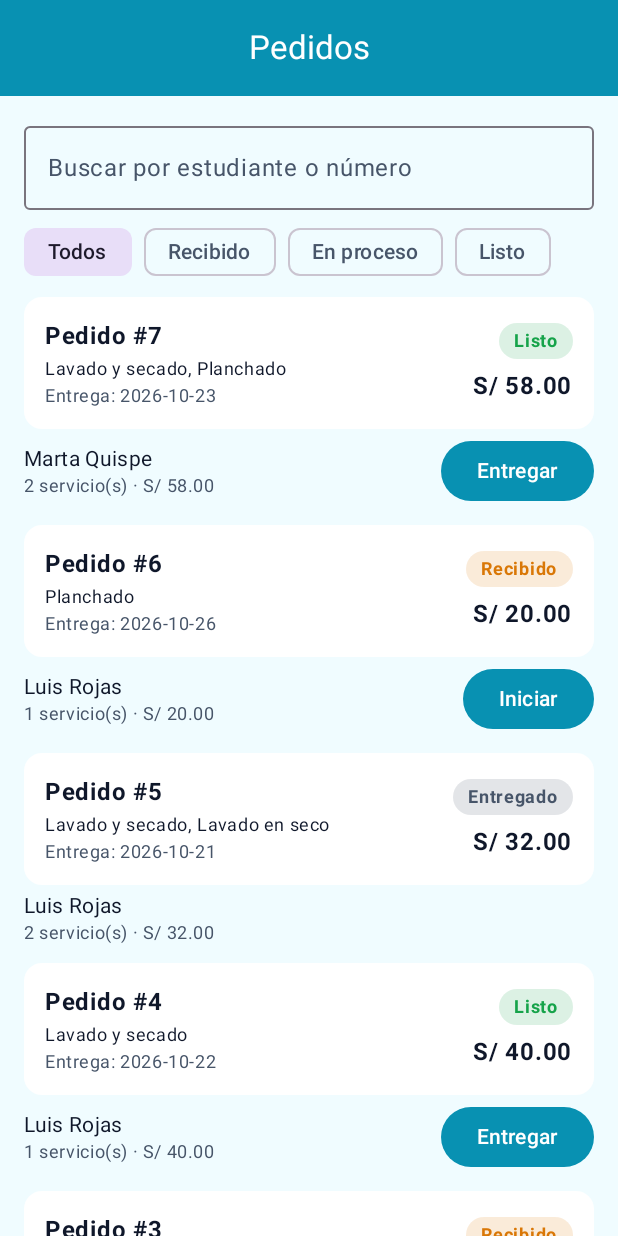
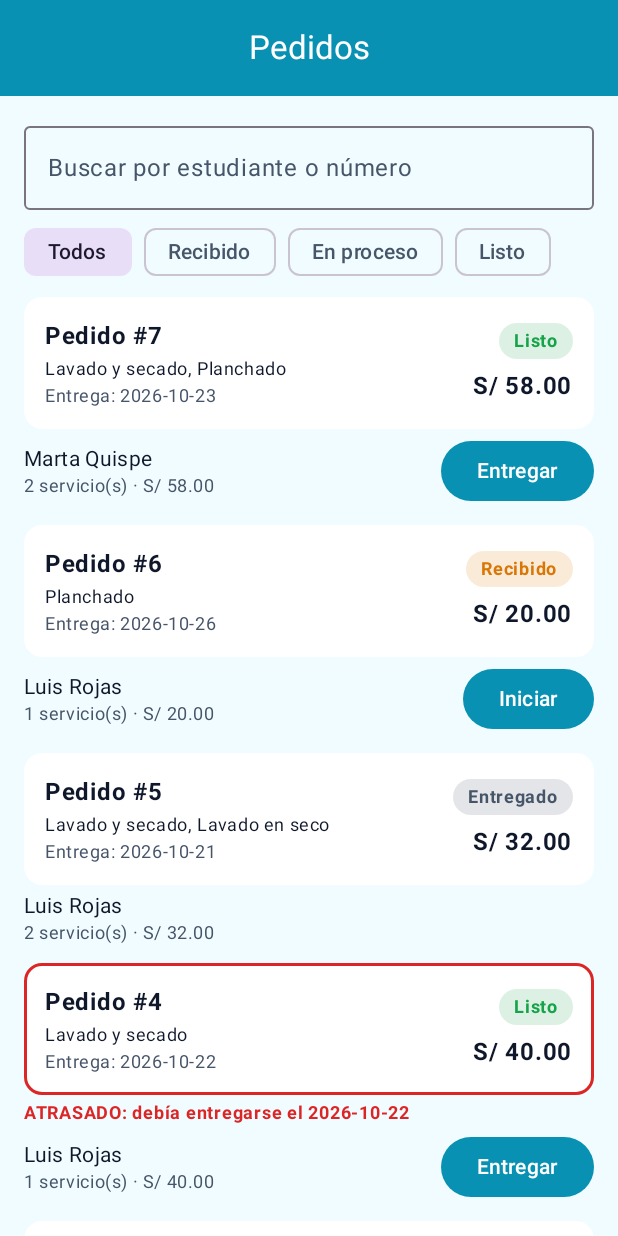
Before and after one commit to PedroJrSuarez/Programacion-en-Moviles, an Android app built with Jetpack Compose: the BandejaScreen screen opened through its navigation route, scrolled down 442 dp, on a phone screen of 412 x 824 dp. Run offline under Robolectric (Android 15) with nearby library versions, the light colour scheme and no system bars; our stand-ins replace Room's generated code.

Commit message:
ia: agrega pedidos atrasados en la bandeja

```diff
--- a/Laboratorio 09/app/src/main/java/com/suarez/lavacampus/data/repository/LavaRepository.kt
+++ b/Laboratorio 09/app/src/main/java/com/suarez/lavacampus/data/repository/LavaRepository.kt
@@ -42,4 +42,7 @@ interface LavaRepository {
     fun observarCantidadPorEstado(estado: EstadoPedido): Flow<Int>
     fun observarIngresosDesde(fechaInicio: String): Flow<Double>
     fun observarIngresosPorServicio(fechaInicio: String): Flow<List<IngresoServicio>>
+
+    // Pedidos atrasados (Mejora IA): ids de pedidos con fechaEntrega < hoy y no finalizados
+    fun observarIdsAtrasados(hoy: String): Flow<List<Int>>
 }
--- a/Laboratorio 09/app/src/main/java/com/suarez/lavacampus/data/repository/LavaRepositoryRoom.kt
+++ b/Laboratorio 09/app/src/main/java/com/suarez/lavacampus/data/repository/LavaRepositoryRoom.kt
@@ -96,4 +96,6 @@ class LavaRepositoryRoom(private val db: LavaDatabase) : LavaRepository {
     override fun observarIngresosDesde(fechaInicio: String): Flow<Double> = pedidoDao.ingresosDesde(fechaInicio)
     override fun observarIngresosPorServicio(fechaInicio: String): Flow<List<IngresoServicio>> =
         detalleDao.observarIngresosPorServicio(fechaInicio)
+
+    override fun observarIdsAtrasados(hoy: String): Flow<List<Int>> = pedidoDao.observarIdsAtrasados(hoy)
 }
--- a/Laboratorio 09/app/src/main/java/com/suarez/lavacampus/ui/administrador/BandejaScreen.kt
+++ b/Laboratorio 09/app/src/main/java/com/suarez/lavacampus/ui/administrador/BandejaScreen.kt
@@ -10,6 +10,7 @@ import androidx.compose.runtime.collectAsState
 import androidx.compose.runtime.getValue
 import androidx.compose.ui.Alignment
 import androidx.compose.ui.Modifier
+import androidx.compose.ui.text.font.FontWeight
 import androidx.compose.ui.unit.dp
 import com.suarez.lavacampus.model.EstadoPedido
 import com.suarez.lavacampus.model.estadoEnum
@@ -24,6 +25,7 @@ fun BandejaScreen(vm: BandejaViewModel, onAbrir: (Int) -> Unit) {
     val pedidos by vm.pedidos.collectAsState()
     val filtro by vm.filtro.collectAsState()
     val busqueda by vm.busqueda.collectAsState()
+    val atrasados by vm.idsAtrasados.collectAsState()
 
     PantallaBase("Pedidos") { pad ->
         Column(Modifier.padding(pad).fillMaxSize()) {
@@ -43,7 +45,17 @@ fun BandejaScreen(vm: BandejaViewModel, onAbrir: (Int) -> Unit) {
             LazyColumn(contentPadding = PaddingValues(16.dp), verticalArrangement = Arrangement.spacedBy(12.dp)) {
                 items(pedidos, key = { it.pedido.id }) { p ->
                     val estado = p.estadoEnum()
-                    TarjetaPedido(p, onClick = { onAbrir(p.pedido.id) }) {
+                    val atrasado = p.pedido.id in atrasados
+                    TarjetaPedido(p, onClick = { onAbrir(p.pedido.id) }, atrasado = atrasado) {
+                        if (atrasado) {
+                            Text(
+                                "ATRASADO: debía entregarse el ${p.pedido.fechaEntrega}",
+                                Modifier.padding(top = 4.dp),
+                                color = MaterialTheme.colorScheme.error,
+                                style = MaterialTheme.typography.labelMedium,
+                                fontWeight = FontWeight.Bold
+                            )
+                        }
                         Row(Modifier.fillMaxWidth().padding(top = 4.dp), verticalAlignment = Alignment.CenterVertically) {
                             Column(Modifier.weight(1f)) {
                                 Text(p.usuario.nombre, style = MaterialTheme.typography.bodyMedium)
--- a/Laboratorio 09/app/src/main/java/com/suarez/lavacampus/ui/components/Adaptadores.kt
+++ b/Laboratorio 09/app/src/main/java/com/suarez/lavacampus/ui/components/Adaptadores.kt
@@ -1,6 +1,14 @@
 package com.suarez.lavacampus.ui.components
 
+// ============================================================================
+//  ADAPTADORES: única capa que toca la API de los componentes (ui/components)
+//  (LavaTheme, LavaTextField, LavaButton, EstadoPedidoChip, PedidoCard,
+//  StepperEstado, IconoServicio, SelectorCantidad, GraficoDona, GraficoBarras,
+//  SplashScreen). Si alguna firma del proyecto base es distinta, se corrige AQUÍ
+//  y el resto de pantallas no cambia. Busca los comentarios "ADAPTAR".
+// ============================================================================
 
+import androidx.compose.foundation.border
 import androidx.compose.foundation.layout.ColumnScope
 import androidx.compose.foundation.layout.Column
 import androidx.compose.foundation.layout.PaddingValues
@@ -8,6 +16,7 @@ import androidx.compose.foundation.layout.Row
 import androidx.compose.foundation.layout.WindowInsets
 import androidx.compose.foundation.layout.fillMaxWidth
 import androidx.compose.foundation.layout.padding
+import androidx.compose.foundation.shape.RoundedCornerShape
 import androidx.compose.material.icons.Icons
 import androidx.compose.material.icons.automirrored.filled.ArrowBack
 import androidx.compose.material3.CenterAlignedTopAppBar
@@ -32,13 +41,16 @@ import com.suarez.lavacampus.ui.components.graficos.GraficoDona
 import com.suarez.lavacampus.ui.estudiante.SplashScreen
 import com.suarez.lavacampus.ui.theme.LavaTheme
 
+// ADAPTAR: LavaTheme(rol, darkTheme, content)
 @Composable
 fun TemaLava(rol: Rol, oscuro: Boolean, content: @Composable () -> Unit) =
     LavaTheme(rol = rol, darkTheme = oscuro, content = content)
 
+// ADAPTAR: SplashScreen(onFinish)
 @Composable
 fun PantallaSplash(onFin: () -> Unit) = SplashScreen(onFinish = onFin)
 
+// ADAPTAR: LavaTextField(value, onValueChange, label, modifier, isPassword)
 @Composable
 fun CampoTexto(
     valor: String, onCambio: (String) -> Unit, etiqueta: String,
@@ -46,45 +58,62 @@ fun CampoTexto(
 ) = LavaTextField(value = valor, onValueChange = onCambio, label = etiqueta,
     modifier = modifier, isPassword = esClave)
 
+// ADAPTAR: LavaButton(text, onClick, modifier, enabled)
 @Composable
 fun BotonLava(texto: String, onClick: () -> Unit, modifier: Modifier = Modifier, habilitado: Boolean = true) =
     LavaButton(text = texto, onClick = onClick, modifier = modifier, enabled = habilitado)
 
+// ADAPTAR: EstadoPedidoChip(estado)
 @Composable
 fun ChipEstado(estado: EstadoPedido) = EstadoPedidoChip(estado = estado)
 
+// ADAPTAR: StepperEstado(estado, vertical, modifier)
 @Composable
 fun Seguimiento(
     estado: EstadoPedido, vertical: Boolean, modifier: Modifier = Modifier, sobrePrimario: Boolean = false
 ) = StepperEstado(estado = estado, vertical = vertical, modifier = modifier, sobrePrimario = sobrePrimario)
 
+// ADAPTAR: IconoServicio(icono, modifier)
 @Composable
 fun IconoDeServicio(icono: String, modifier: Modifier = Modifier) =
     IconoServicio(icono = icono, modifier = modifier)
 
+// ADAPTAR: SelectorCantidad(valor, paso, minimo, maximo, onCambio)
+/** onDelta recibe +1 (más) o -1 (menos); el ViewModel aplica las reglas de la cantidad */
 @Composable
 fun SelectorDeCantidad(valor: Double, paso: Double, minimo: Double, maximo: Double, onDelta: (Int) -> Unit) =
     SelectorCantidad(valor = valor, paso = paso, minimo = minimo, maximo = maximo,
         onCambio = { nuevo -> onDelta(if (nuevo > valor) 1 else -1) })
 
+// ADAPTAR: PedidoCard(pedido, onClick, modifier)
 @Composable
 fun TarjetaPedido(
     p: PedidoConDetalle, onClick: () -> Unit, modifier: Modifier = Modifier,
+    atrasado: Boolean = false,
     extra: @Composable ColumnScope.() -> Unit = {}
 ) {
     Column(modifier) {
-        PedidoCard(pedido = p, onClick = onClick, modifier = Modifier.fillMaxWidth())
+        PedidoCard(
+            pedido = p, onClick = onClick,
+            modifier = Modifier.fillMaxWidth().then(
+                if (atrasado) Modifier.border(2.dp, MaterialTheme.colorScheme.error, RoundedCornerShape(12.dp))
+                else Modifier
+            )
+        )
         extra()
     }
 }
 
+// ADAPTAR: GraficoDona(datos, modifier) / GraficoBarras(datos, modifier)
 @Composable
 fun Dona(datos: List<DatoGrafico>, modifier: Modifier = Modifier) = GraficoDona(datos = datos, modifier = modifier)
 
 @Composable
 fun Barras(datos: List<DatoGrafico>, modifier: Modifier = Modifier) = GraficoBarras(datos = datos, modifier = modifier)
 
+// ------------------------- Utilidades propias (no dependen del base) -------------------------
 
+/** Pantalla con barra superior del color primario del rol. Insets resueltos aquí. */
 @OptIn(ExperimentalMaterial3Api::class)
 @Composable
 fun PantallaBase(
--- a/Laboratorio 09/app/src/main/java/com/suarez/lavacampus/viewmodel/BandejaViewModel.kt
+++ b/Laboratorio 09/app/src/main/java/com/suarez/lavacampus/viewmodel/BandejaViewModel.kt
@@ -10,6 +10,8 @@ import kotlinx.coroutines.flow.MutableStateFlow
 import kotlinx.coroutines.flow.StateFlow
 import kotlinx.coroutines.flow.asStateFlow
 import kotlinx.coroutines.flow.combine
+import kotlinx.coroutines.flow.map
+import java.time.LocalDate
 import kotlinx.coroutines.launch
 
 enum class FiltroBandeja(val texto: String, val estado: EstadoPedido?) {
@@ -37,9 +39,15 @@ class BandejaViewModel(private val repo: LavaRepository) : ViewModel() {
             }
         }.aEstado(viewModelScope, emptyList())
 
+    /** Ids de pedidos atrasados: la View solo los muestra en rojo */
+    val idsAtrasados: StateFlow<Set<Int>> = repo.observarIdsAtrasados(LocalDate.now().toString())
+        .map { it.toSet() }
+        .aEstado(viewModelScope, emptySet())
+
     fun elegirFiltro(f: FiltroBandeja) { _filtro.value = f }
     fun buscar(texto: String) { _busqueda.value = texto }
 
+    /** RECIBIDO -> EN_PROCESO no necesita condiciones; LISTO y ENTREGADO se gestionan en la pantalla de gestión */
     fun iniciar(p: PedidoConDetalle) {
         if (p.estadoEnum() != EstadoPedido.RECIBIDO) return
         viewModelScope.launch { repo.cambiarEstado(p.pedido.id, EstadoPedido.EN_PROCESO, null) }
--- a/Laboratorio 09/app/src/main/java/com/suarez/lavacampus/viewmodel/PanelViewModel.kt
+++ b/Laboratorio 09/app/src/main/java/com/suarez/lavacampus/viewmodel/PanelViewModel.kt
@@ -17,6 +17,7 @@ import java.time.temporal.TemporalAdjusters
 class PanelViewModel(repo: LavaRepository) : ViewModel() {
 
     private val hoy = LocalDate.now().toString()
+    // Lunes de esta semana (si hoy es domingo, el lunes anterior)
     private val inicioSemana = LocalDate.now()
         .with(TemporalAdjusters.previousOrSame(DayOfWeek.MONDAY)).toString()
 
@@ -25,6 +26,10 @@ class PanelViewModel(repo: LavaRepository) : ViewModel() {
     val porRecoger: StateFlow<Int> = repo.observarCantidadPorEstado(EstadoPedido.LISTO).aEstado(viewModelScope, 0)
     val ingresosSemana: StateFlow<Double> = repo.observarIngresosDesde(inicioSemana).aEstado(viewModelScope, 0.0)
 
+    /** Cantidad de pedidos atrasados (entrega vencida y no finalizados) */
+    val atrasados: StateFlow<Int> = repo.observarIdsAtrasados(hoy).map { it.size }.aEstado(viewModelScope, 0)
+
+    // ADAPTAR: si DatoGrafico del proyecto base tiene otros nombres/tipos, ajústalo aquí
     val porEstado: StateFlow<List<DatoGrafico>> = combine(
         repo.observarCantidadPorEstado(EstadoPedido.RECIBIDO),
         repo.observarCantidadPorEstado(EstadoPedido.EN_PROCESO),
```
Also changed, not shown: Laboratorio 09/app/src/main/java/com/suarez/lavacampus/data/local/dao/PedidoDao.kt (+8 -0 lines), Laboratorio 09/app/src/main/java/com/suarez/lavacampus/ui/administrador/PanelScreen.kt (+14 -0 lines).
